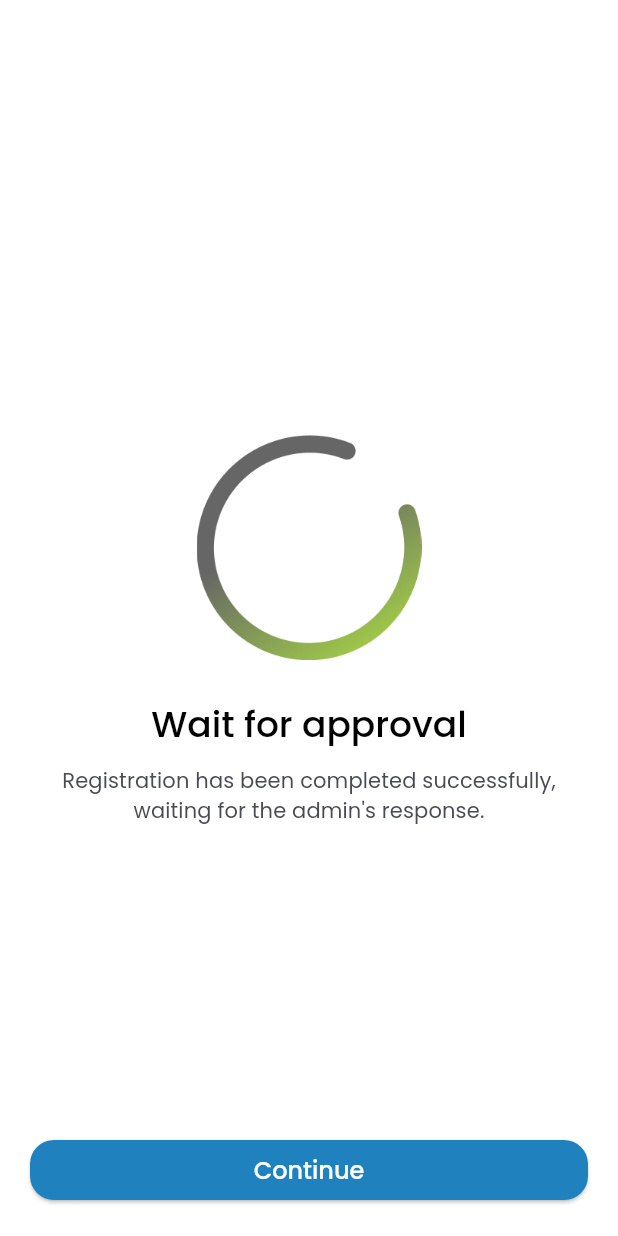
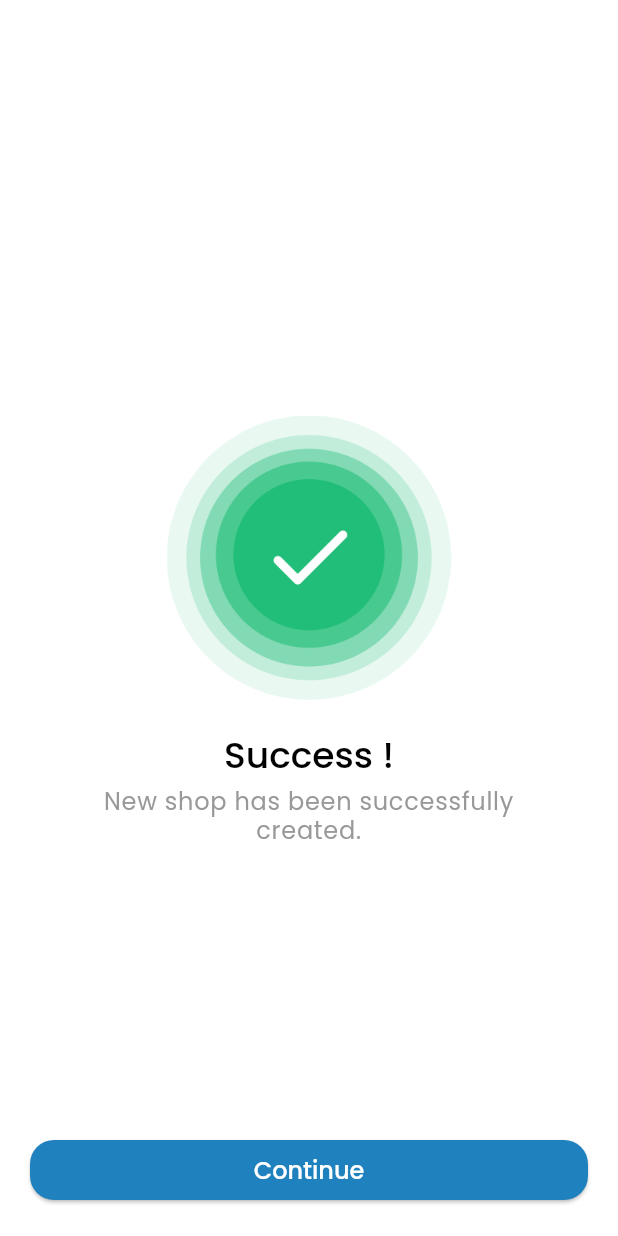
Before and after one commit to smokinthunder/sales_manager, a Flutter app: the AddNewShopScreen screen opened by its route, scrolled down 170 dp, after a tap on "Create New Customer", on a phone screen of 412 x 824 dp. Run offline on Flutter 3.47's test engine with Material 3 defaults, Android fonts, the phone set to English and light mode, and no system bars; our stand-ins replace another_flushbar, fl_chart, flutter_riverpod, go_router, google_fonts, riverpod_annotation; accounts and stored records are empty; generated files the repository leaves out were written again.

Commit message:
success screen

```diff
--- a/frontend/lib/config/assets.dart
+++ b/frontend/lib/config/assets.dart
@@ -6,4 +6,5 @@ abstract final class Assets {
   static const imageOnLogin = "assets/images/login.png";
   static const imageOnOtp = "assets/images/otp.png";
   static const circleProgress = "assets/images/progress.png";
+  static const successGreenTick = "assets/images/success_green_tick.png";
 }
--- a/frontend/lib/routing/go_routes.dart
+++ b/frontend/lib/routing/go_routes.dart
@@ -5,6 +5,7 @@ import 'package:sales_manager/ui/analytics/consolidated_analytics.dart';
 import 'package:sales_manager/ui/analytics/analytics.dart';
 import 'package:sales_manager/ui/analytics/individual_analytics.dart';
 import 'package:sales_manager/ui/home/add_shop/add_new_shop.dart';
+import 'package:sales_manager/ui/home/add_shop/success.dart';
 import 'package:sales_manager/ui/home/home_screens/home.dart';
 import 'package:sales_manager/ui/home/not_visiting.dart';
 import 'package:sales_manager/ui/home/shop_details.dart';
@@ -64,5 +65,9 @@ abstract class ExecutiveRoutes {
       path: RoutePaths.executiveAnalyticsConsolidated,
       builder: (context, state) => ConsolidatedAnalyticsScreen(),
     ),
+    GoRoute(
+      path: RoutePaths.addShopSuccess,
+      builder: (context, state) => const SuccessScreen(),
+    ),
   ];
 }
--- a/frontend/lib/routing/route_paths.dart
+++ b/frontend/lib/routing/route_paths.dart
@@ -11,6 +11,7 @@ abstract class RoutePaths {
   static const outstanding = '/outstanding';
   static const reasonForNotVisting = '/reason_for_not_visiting';
   static const addShop = '/add_shop';
+  static const addShopSuccess = '/add_shop/success';
   static const waitForApproval = '/executive/wait_for_approval';
   static const executiveTopCustomers = '/executive/top_customers';
   static const executiveShopDetails = '/executive/shop_details';
--- a/frontend/lib/ui/home/add_shop/add_new_shop.dart
+++ b/frontend/lib/ui/home/add_shop/add_new_shop.dart
@@ -185,7 +185,7 @@ class AddNewShopScreen extends StatelessWidget {
                 child: ElevatedButton(
                   onPressed: () {
                     //TODO: write proper code
-                    context.go(RoutePaths.waitForApproval);
+                    context.go(RoutePaths.addShopSuccess);
                   },
                   child: const Text("Create New Customer"),
                 ),
--- /dev/null
+++ b/frontend/lib/ui/home/add_shop/success.dart
@@ -0,0 +1,62 @@
+import 'package:flutter/material.dart';
+import 'package:go_router/go_router.dart';
+import 'package:sales_manager/config/assets.dart';
+import 'package:sales_manager/routing/route_paths.dart';
+
+class SuccessScreen extends StatelessWidget {
+  const SuccessScreen({super.key});
+
+  @override
+  Widget build(BuildContext context) {
+    final textTheme = Theme.of(context).textTheme;
+    final colorScheme = Theme.of(context).colorScheme;
+    return Scaffold(
+      body: SafeArea(
+        child: Stack(
+          children: [
+            Padding(
+              padding: const EdgeInsets.all(40.0),
+              child: Column(
+                crossAxisAlignment: CrossAxisAlignment.center,
+                mainAxisAlignment: MainAxisAlignment.center,
+                children: [
+                  Padding(
+                    padding: const EdgeInsets.all(16.0),
+                    child: Image.asset(Assets.successGreenTick, width: 190),
+                  ),
+                  Padding(
+                    padding: const EdgeInsets.all(6.0),
+                    child: Text("Success !", style: textTheme.headlineLarge),
+                  ),
+                  Text(
+                    "New shop has been successfully created.",
+                    style: textTheme.bodyLarge?.copyWith(
+                      color: colorScheme.tertiary,
+                      height: 1.2,
+                      fontWeight: FontWeight.w400,
+                    ),
+                    textAlign: TextAlign.center,
+                  ),
+                ],
+              ),
+            ),
+            Container(
+              padding: const EdgeInsets.all(20),
+              alignment: Alignment.bottomCenter,
+              child: SizedBox(
+                width: double.infinity,
+                child: ElevatedButton(
+                  onPressed: () {
+                    //TODO: complete
+                    context.go(RoutePaths.home);
+                  },
+                  child: const Text("Continue"),
+                ),
+              ),
+            ),
+          ],
+        ),
+      ),
+    );
+  }
+}
```
Also changed, not shown: frontend/assets/images/success_green_tick.png (added).
